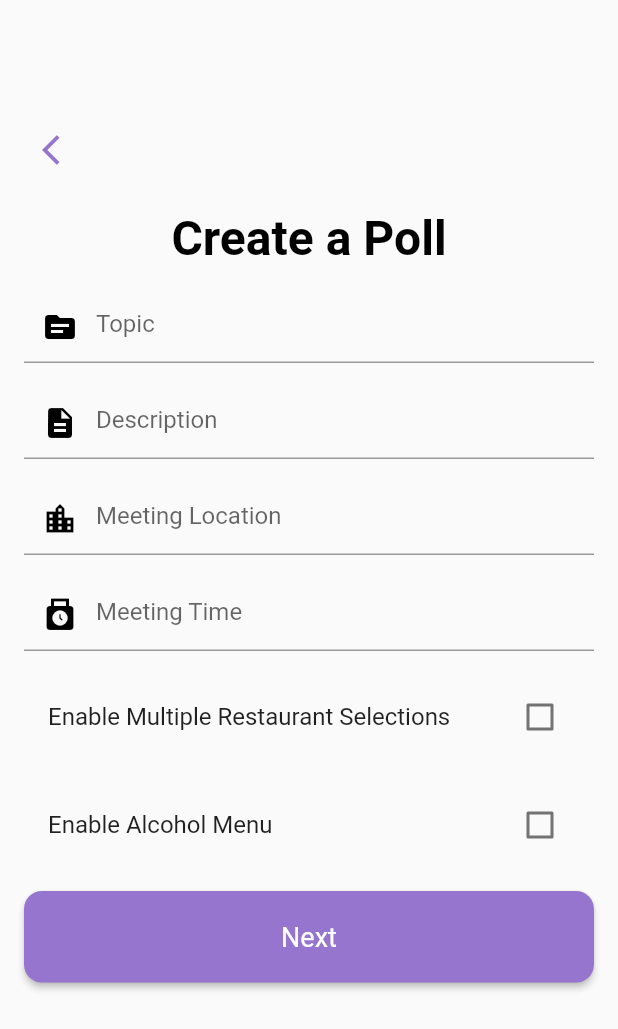
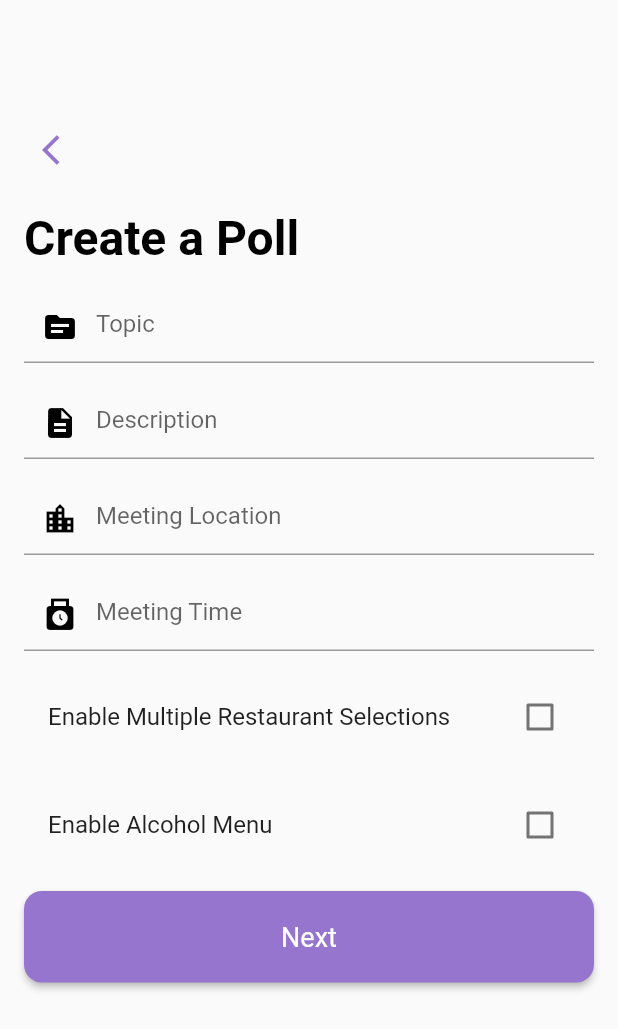
Before and after one commit to joshbl-dev/TeamDinner-JIB-2341, a Flutter app: the CreatePollForm screen opened directly, on a phone screen of 412 x 824 dp. Shown: the top 1029 px of the screen. Run offline on Flutter 3.47's test engine with Material 2 defaults, Android fonts, the phone set to English and light mode, and no system bars; our stand-ins replace flutter_secure_storage, google_nav_bar; accounts and stored records are empty.

Commit message:
ui consistency

```diff
--- a/frontend/lib/api/polls.dart
+++ /dev/null
@@ -1,25 +0,0 @@
-List polls() => [
-  {
-    'id': 1,
-    'question':
-    'What is for dinner team?',
-    'end_date': DateTime(2023, 5, 25),
-    'options': [
-      {
-        'id': 1,
-        'title': 'Pizza and wings',
-        'votes': 0,
-      },
-      {
-        'id': 2,
-        'title': 'Burgers',
-        'votes': 0,
-      },
-      {
-        'id': 3,
-        'title': 'Taco',
-        'votes': 0,
-      },
-    ],
-  },
-];
--- a/frontend/lib/pages/polls.dart
+++ b/frontend/lib/pages/polls.dart
@@ -205,8 +205,8 @@ class _PollsPageState extends State<PollsPage> {
               backgroundColor: Colors.greenAccent,
               side: BorderSide.none,
               shape: const StadiumBorder()),
-          child: const Text('Calculate Payments',
-              style: TextStyle(color: Colors.black)),
+          child:
+              const Text('Split Bill', style: TextStyle(color: Colors.black)),
         ));
       }
     }
--- a/frontend/lib/widgets/create_poll_form.dart
+++ b/frontend/lib/widgets/create_poll_form.dart
@@ -237,8 +237,8 @@ class _CreatePollFormState extends State<CreatePollForm> {
 
   Widget getHeader() {
     return Column(
-      crossAxisAlignment: CrossAxisAlignment.center,
-      mainAxisAlignment: MainAxisAlignment.center,
+      crossAxisAlignment: CrossAxisAlignment.start,
+      mainAxisAlignment: MainAxisAlignment.start,
       children: [
         Padding(
           padding: const EdgeInsets.only(top: 60.0),
@@ -263,7 +263,7 @@ class _CreatePollFormState extends State<CreatePollForm> {
           ),
         ),
         const Padding(
-          padding: EdgeInsets.all(16.0),
+          padding: EdgeInsets.symmetric(vertical: 16.0),
           child: Text(
             "Create a Poll",
             style: TextStyle(
--- a/frontend/lib/widgets/modify_team_form.dart
+++ b/frontend/lib/widgets/modify_team_form.dart
@@ -94,7 +94,7 @@ class _ModifyTeamFormState extends State<ModifyTeamForm> {
                   ),
                 ])),
             const Padding(
-              padding: EdgeInsets.all(8.0),
+              padding: EdgeInsets.symmetric(vertical: 8.0),
               child: Text(
                 "Modify you team",
                 style: TextStyle(
```
Also changed, not shown: frontend/lib/pages/createpoll.dart (deleted, +0 -48 lines), frontend/lib/pages/messages.dart (deleted, +0 -21 lines), frontend/lib/pages/teams.dart (+11 -1 lines), frontend/lib/widgets/invite_form.dart (+44 -38 lines).
